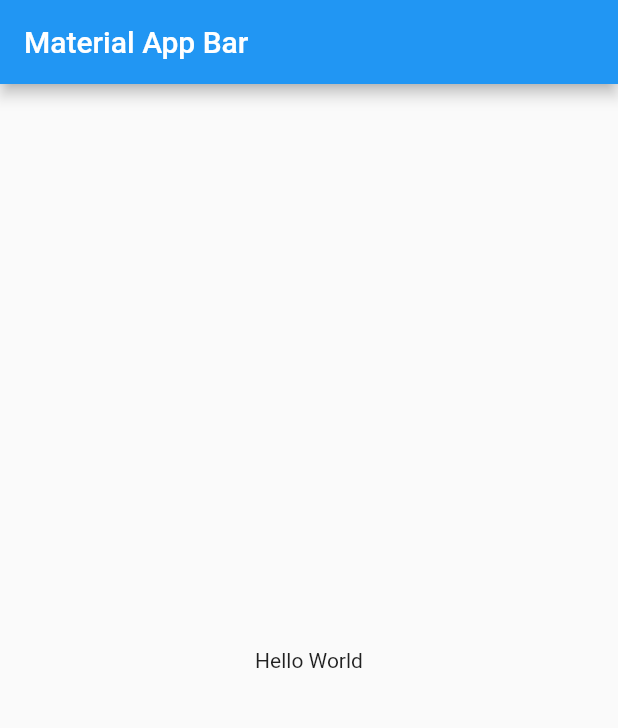
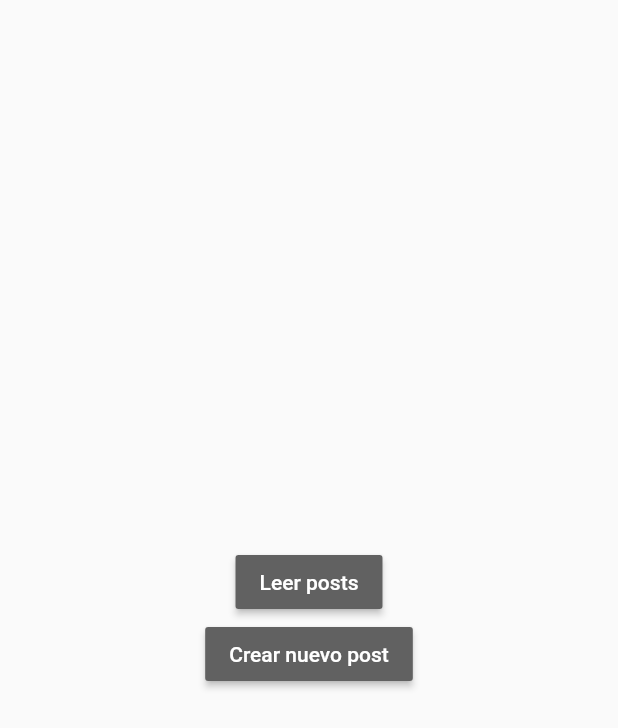
Before and after one commit to MikeGonzaBar/Aplicaciones-Moviles-Actividad-Networking, a Flutter app: the screen it shows after launch, on a phone screen of 412 x 824 dp. Shown: the top 728 px of the screen. Run offline on Flutter 3.47's test engine with Material 2 defaults, Android fonts, the phone set to English and light mode, and no system bars.

Commit message:
feat: added homepage

```diff
--- a/lib/main.dart
+++ b/lib/main.dart
@@ -1,6 +1,6 @@
 import 'package:flutter/material.dart';
 
-import 'pages/get.dart';
+import 'pages/HomePage.dart';
 
 void main() => runApp(const MyApp());
 
--- /dev/null
+++ b/lib/pages/HomePage.dart
@@ -0,0 +1,35 @@
+import 'package:flutter/material.dart';
+
+class HomePage extends StatelessWidget {
+  const HomePage({super.key});
+
+  @override
+  Widget build(BuildContext context) {
+    return Scaffold(
+      body: Container(
+        height: MediaQuery.of(context).size.height,
+        width: MediaQuery.of(context).size.width,
+        child: Column(
+          mainAxisAlignment: MainAxisAlignment.center,
+          mainAxisSize: MainAxisSize.max,
+          children: [
+            MaterialButton(
+              color: Colors.grey[700],
+              onPressed: () {},
+              child: Text(
+                "Leer posts",
+                style: TextStyle(color: Colors.white),
+              ),
+            ),
+            MaterialButton(
+              color: Colors.grey[700],
+              onPressed: () {},
+              child: Text("Crear nuevo post",
+                  style: TextStyle(color: Colors.white)),
+            )
+          ],
+        ),
+      ),
+    );
+  }
+}
--- a/lib/pages/get.dart
+++ /dev/null
@@ -1,17 +0,0 @@
-import 'package:flutter/material.dart';
-
-class HomePage extends StatelessWidget {
-  const HomePage({super.key});
-
-  @override
-  Widget build(BuildContext context) {
-    return Scaffold(
-      appBar: AppBar(
-        title: const Text('Material App Bar'),
-      ),
-      body: const Center(
-        child: Text('Hello World'),
-      ),
-    );
-  }
-}
```
